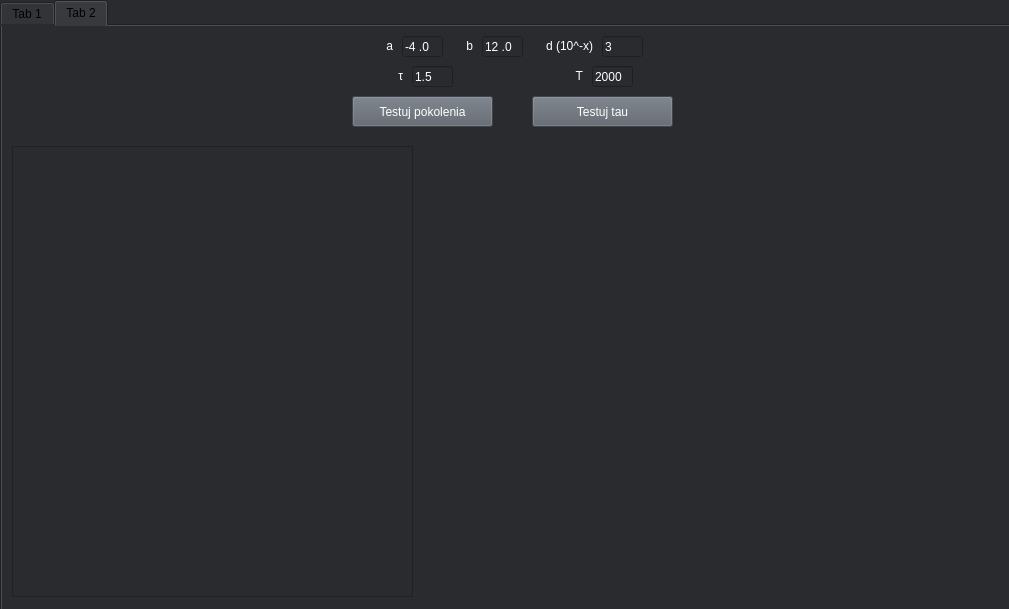
bigboyTaysh/hill-climbing-algorithm, file gui.ui: the form before one commit.
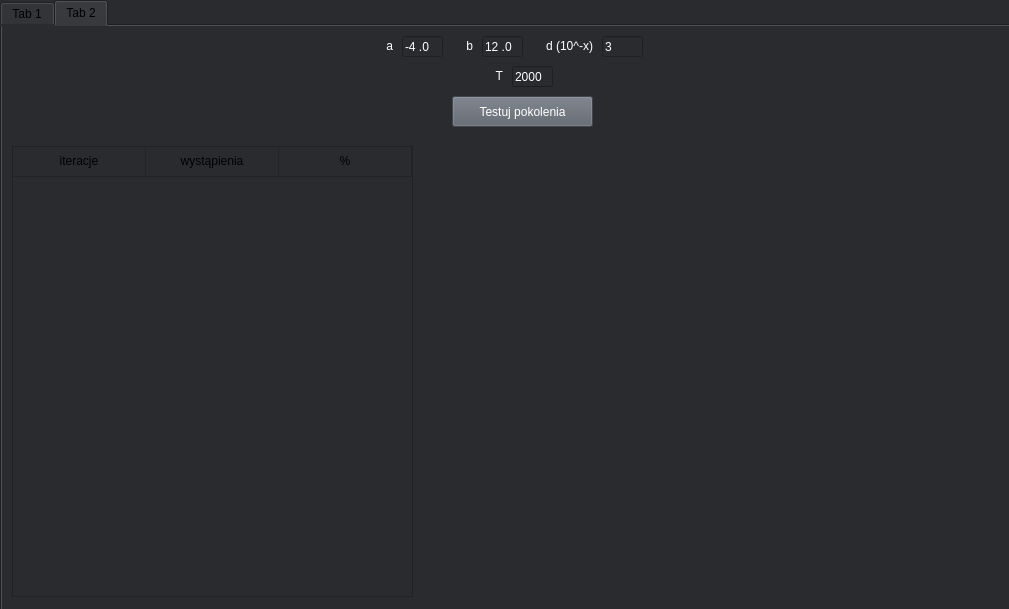
The form after the commit. The open tabs and pages were chosen to show the change. Custom widgets are drawn as their Qt base class.

```diff
--- a/gui.ui
+++ b/gui.ui
@@ -460,29 +460,10 @@
      <attribute name="title">
       <string>Tab 2</string>
      </attribute>
-     <widget class="QLabel" name="label_11">
-      <property name="geometry">
-       <rect>
-        <x>380</x>
-        <y>40</y>
-        <width>21</width>
-        <height>20</height>
-       </rect>
-      </property>
-      <property name="styleSheet">
-       <string notr="true">color: rgb(255, 255, 255);</string>
-      </property>
-      <property name="text">
-       <string>τ</string>
-      </property>
-      <property name="alignment">
-       <set>Qt::AlignRight|Qt::AlignTrailing|Qt::AlignVCenter</set>
-      </property>
-     </widget>
      <widget class="QLabel" name="label_12">
       <property name="geometry">
        <rect>
-        <x>560</x>
+        <x>480</x>
         <y>40</y>
         <width>21</width>
         <height>20</height>
@@ -498,29 +479,10 @@
        <set>Qt::AlignRight|Qt::AlignTrailing|Qt::AlignVCenter</set>
       </property>
      </widget>
-     <widget class="QLineEdit" name="input_tau_test">
-      <property name="geometry">
-       <rect>
-        <x>410</x>
-        <y>40</y>
-        <width>41</width>
-        <height>21</height>
-       </rect>
-      </property>
-      <property name="styleSheet">
-       <string notr="true">color: rgb(255, 255, 255);</string>
-      </property>
-      <property name="inputMask">
-       <string>9.9</string>
-      </property>
-      <property name="text">
-       <string>1.5</string>
-      </property>
-     </widget>
      <widget class="QLineEdit" name="input_t_test">
       <property name="geometry">
        <rect>
-        <x>590</x>
+        <x>510</x>
         <y>40</y>
         <width>41</width>
         <height>21</height>
@@ -540,7 +502,7 @@
      <widget class="QPushButton" name="button_test_generations">
       <property name="geometry">
        <rect>
-        <x>350</x>
+        <x>450</x>
         <y>70</y>
         <width>141</width>
         <height>31</height>
@@ -578,47 +540,6 @@
        <string>Testuj pokolenia</string>
       </property>
      </widget>
-     <widget class="QPushButton" name="button_test_tau">
-      <property name="geometry">
-       <rect>
-        <x>530</x>
-        <y>70</y>
-        <width>141</width>
-        <height>31</height>
-       </rect>
-      </property>
-      <property name="sizePolicy">
-       <sizepolicy hsizetype="Minimum" vsizetype="Fixed">
-        <horstretch>0</horstretch>
-        <verstretch>0</verstretch>
-       </sizepolicy>
-      </property>
-      <property name="minimumSize">
-       <size>
-        <width>0</width>
-        <height>30</height>
-       </size>
-      </property>
-      <property name="baseSize">
-       <size>
-        <width>0</width>
-        <height>0</height>
-       </size>
-      </property>
-      <property name="cursor">
-       <cursorShape>PointingHandCursor</cursorShape>
-      </property>
-      <property name="layoutDirection">
-       <enum>Qt::RightToLeft</enum>
-      </property>
-      <property name="styleSheet">
-       <string notr="true">background-color: rgb(91, 97, 106);
-color: white;</string>
-      </property>
-      <property name="text">
-       <string>Testuj tau</string>
-      </property>
-     </widget>
      <widget class="QTableWidget" name="test_table">
       <property name="enabled">
        <bool>true</bool>
@@ -689,10 +610,10 @@
        <bool>false</bool>
       </property>
       <property name="rowCount">
-       <number>0</number>
+       <number>1</number>
       </property>
       <property name="columnCount">
-       <number>6</number>
+       <number>3</number>
       </property>
       <attribute name="horizontalHeaderVisible">
        <bool>false</bool>
@@ -718,6 +639,11 @@
       <attribute name="verticalHeaderVisible">
        <bool>false</bool>
       </attribute>
+      <row>
+       <property name="text">
+        <string>New Row</string>
+       </property>
+      </row>
       <column>
        <property name="text">
         <string>tau</string>
@@ -790,9 +716,30 @@
         </brush>
        </property>
       </column>
-      <column/>
-      <column/>
-      <column/>
+      <item row="0" column="0">
+       <property name="text">
+        <string>iteracje</string>
+       </property>
+       <property name="textAlignment">
+        <set>AlignCenter</set>
+       </property>
+      </item>
+      <item row="0" column="1">
+       <property name="text">
+        <string>wystąpienia</string>
+       </property>
+       <property name="textAlignment">
+        <set>AlignCenter</set>
+       </property>
+      </item>
+      <item row="0" column="2">
+       <property name="text">
+        <string>%</string>
+       </property>
+       <property name="textAlignment">
+        <set>AlignCenter</set>
+       </property>
+      </item>
      </widget>
      <widget class="QChartView" name="widget_test" native="true">
       <property name="geometry">
```
Left out of the diff: 2 changed lines with no effect on the pictures.
